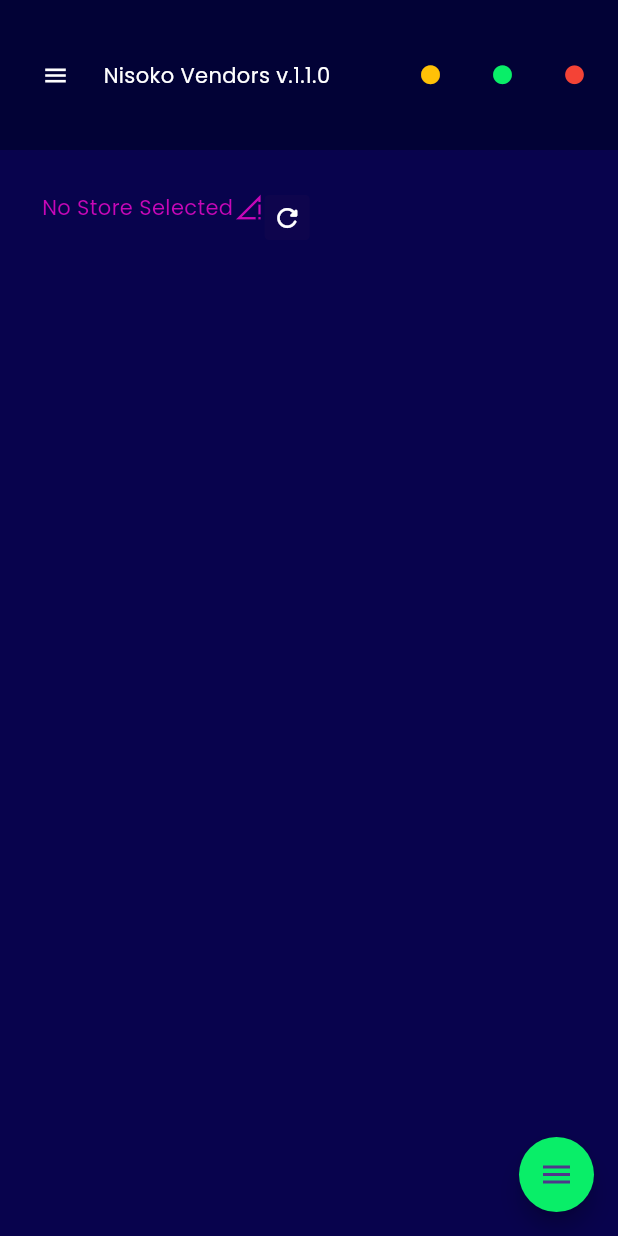
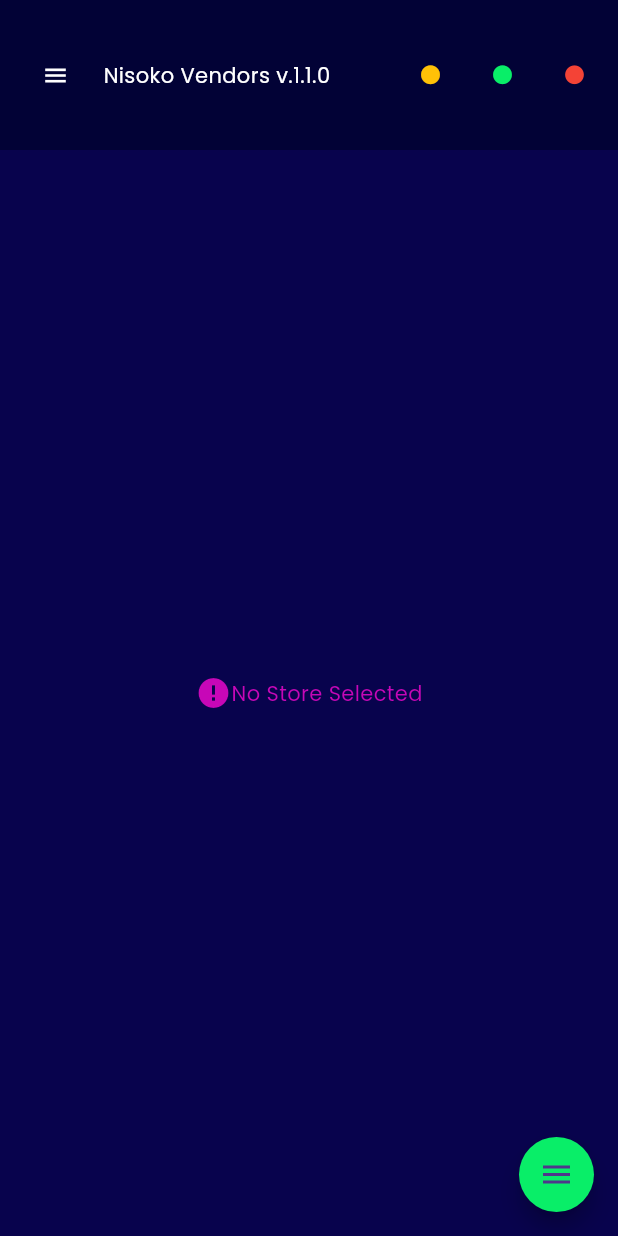
Before and after one commit to yourmarketbasket/vendors, a Flutter app: the LandingScreen screen opened directly, on a phone screen of 412 x 824 dp. Run offline on Flutter 3.47's test engine with Material 3 defaults, Android fonts, the phone set to English and light mode, and no system bars; drawn by our look-alikes of flutter_speed_dial; our stand-ins replace cached_network_image, get, shared_preferences; missing offline and left inert: bitsdojo_window; accounts and stored records are empty; network calls fail.

Commit message:
more changes

```diff
--- a/lib/screens/stores.dart
+++ b/lib/screens/stores.dart
@@ -20,6 +20,7 @@
   final ScrollController _scrollController = ScrollController();
   LandingController landingController = Get.put(LandingController());
   StoresController storesController = Get.put(StoresController());
+  TextEditingController _searchController = TextEditingController();
 
   @override
   void initState() {
@@ -28,27 +29,28 @@
   }
   @override
   Widget build(BuildContext context) {
-    return Column(
+    return Obx((){
+      final store = storesController.selectedStore.value.isNotEmpty ? jsonDecode(storesController.selectedStore.value) : null;
+
+      return storesController.selectedStore.value.isNotEmpty ? Column(
       mainAxisAlignment: MainAxisAlignment.center,
       crossAxisAlignment: CrossAxisAlignment.center,
       children: [
 
-        Padding(
+         Padding(
           padding: const EdgeInsets.only(left:20.0, right: 20, top: 20),
           child: Row(
             crossAxisAlignment: CrossAxisAlignment.center,
             children: [
               Column(
-                mainAxisAlignment: MainAxisAlignment.center,
+                mainAxisAlignment: MainAxisAlignment.start,
                 children: [
                   Padding(
                     padding: const EdgeInsets.all(8.0),
                     child: Row(
                       mainAxisAlignment: MainAxisAlignment.end,
                       children: [
-                        Obx(() {
-                          final store = storesController.selectedStore.value.isNotEmpty ? jsonDecode(storesController.selectedStore.value) : null;
-                          return Row(
+                         Row(
                             children: [
                               Column(
                                 crossAxisAlignment: CrossAxisAlignment.end,
@@ -79,14 +81,52 @@
 
 
                             ],
-                          );
-                        }),
+                          )
 
                       ],
                     ),
                   ),
+
+                  Row(
+                    children: [
+                      Container(
+                        width: 300,
+                        height: 35,
+                        padding: EdgeInsets.all(5),
+                        decoration: BoxDecoration(
+                          border: Border.all(width: 1, color: Colors.white),
+                          borderRadius: BorderRadius.circular(5)
+
+                        ),
+                        child: TextFormField(
+                          controller: _searchController,
+                          style: TextStyle(color: Colors.white, fontSize: 12),
+
+                          decoration: InputDecoration(
+                            hintText: "Search...",
+                            hintStyle: TextStyle(color: Colors.white, fontSize: 12),
+                            border: InputBorder.none,
+                            labelStyle: TextStyle(color: Colors.white),
+
+                          ),
+
+                        ),
+                      ),
+                      SizedBox(width: 5,),
+                      ElevatedButton(
+                        onPressed: (){},
+                        child: Icon(Icons.search, color: Colors.white,),
+                        style: ElevatedButton.styleFrom(
+                          shape: RoundedRectangleBorder(borderRadius: BorderRadius.circular(5)),
+                          backgroundColor: AppTheme.mainColor,
+
+                        )
+                      )
+                    ],
+                  )
                  ],
               )
+
             ],
           ),
         ),
@@ -94,6 +134,18 @@
 
 
       ],
+    ): Expanded(
+      child: Row(
+        mainAxisAlignment: MainAxisAlignment.center,
+        crossAxisAlignment: CrossAxisAlignment.center,
+        children: [
+          Icon(Icons.error, color: AppTheme.dangerColor,),
+          Text("No Store Selected", style: TextStyle(color: AppTheme.dangerColor),),
+        ],
+      ),
     );
+
+    });
+
   }
 }
```
